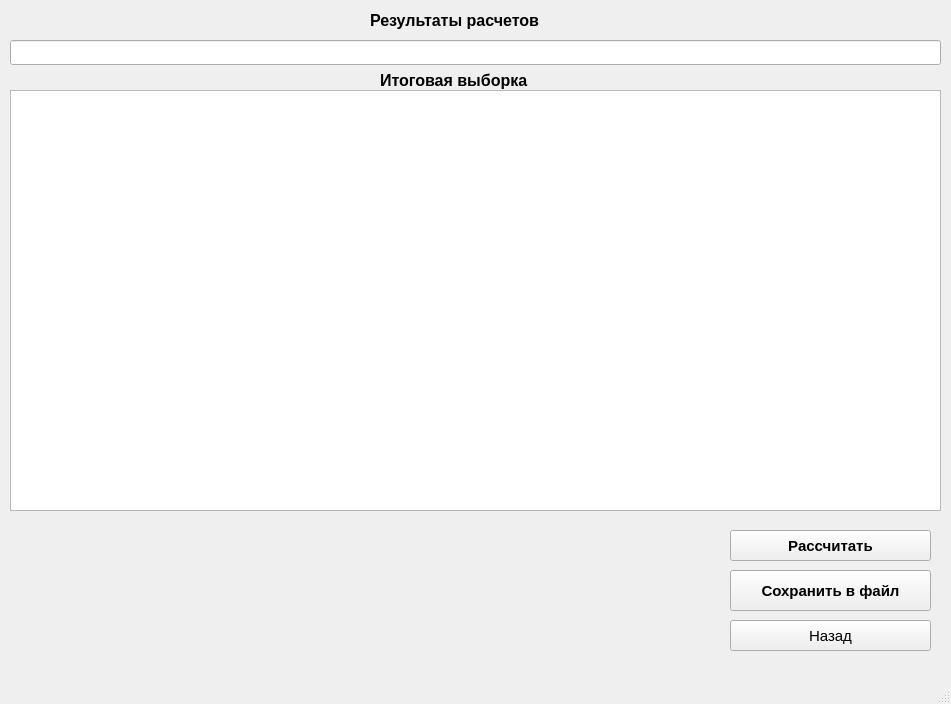
The window that gui/results.ui (Saatarko/MUS) describes before a commit, drawn with Qt 5.
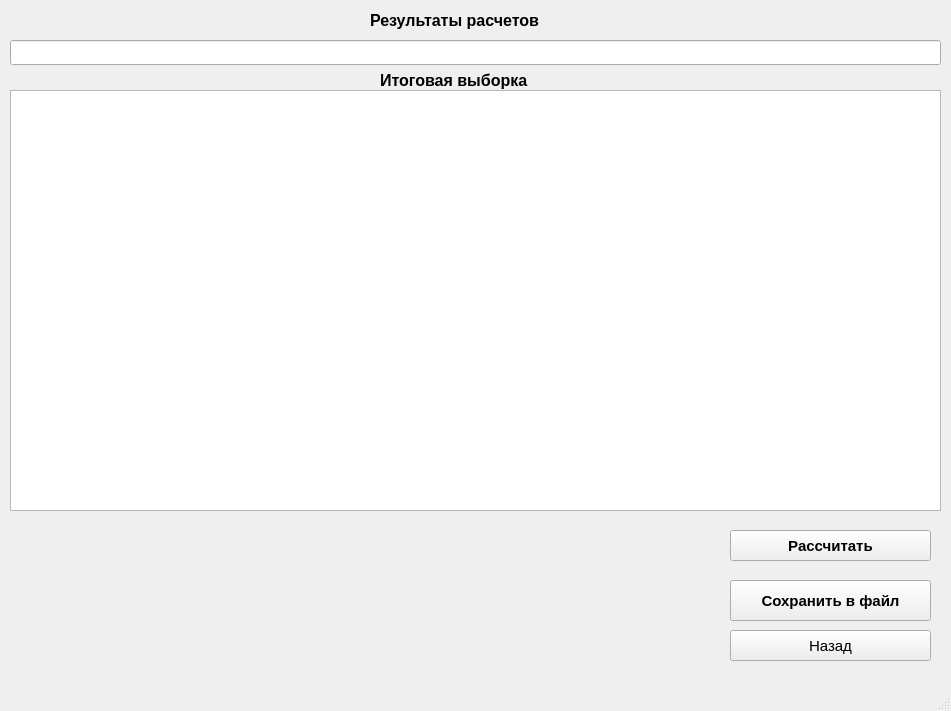
The same window after the commit.

```diff
--- a/gui/results.ui
+++ b/gui/results.ui
@@ -7,7 +7,7 @@
     <x>0</x>
     <y>0</y>
     <width>951</width>
-    <height>704</height>
+    <height>711</height>
    </rect>
   </property>
   <property name="windowTitle">
@@ -81,7 +81,7 @@
     <property name="geometry">
      <rect>
       <x>730</x>
-      <y>620</y>
+      <y>630</y>
       <width>201</width>
       <height>31</height>
      </rect>
@@ -120,8 +120,8 @@
      <rect>
       <x>10</x>
       <y>530</y>
-      <width>211</width>
-      <height>121</height>
+      <width>221</width>
+      <height>131</height>
      </rect>
     </property>
     <layout class="QFormLayout" name="widget_results"/>
@@ -132,7 +132,7 @@
       <x>240</x>
       <y>530</y>
       <width>251</width>
-      <height>121</height>
+      <height>131</height>
      </rect>
     </property>
     <layout class="QFormLayout" name="widget_results_2"/>
@@ -143,7 +143,7 @@
       <x>500</x>
       <y>530</y>
       <width>221</width>
-      <height>121</height>
+      <height>131</height>
      </rect>
     </property>
     <layout class="QFormLayout" name="widget_results_3">
@@ -156,7 +156,7 @@
     <property name="geometry">
      <rect>
       <x>730</x>
-      <y>570</y>
+      <y>580</y>
       <width>201</width>
       <height>41</height>
      </rect>
```
